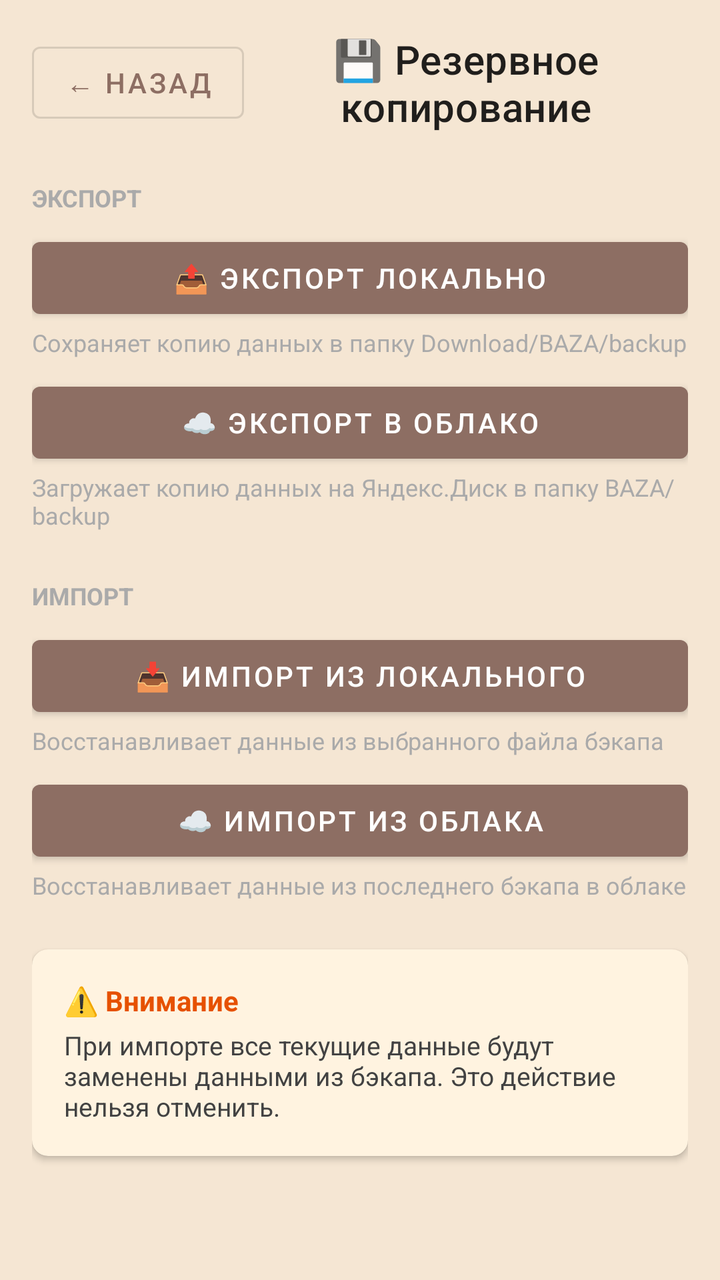
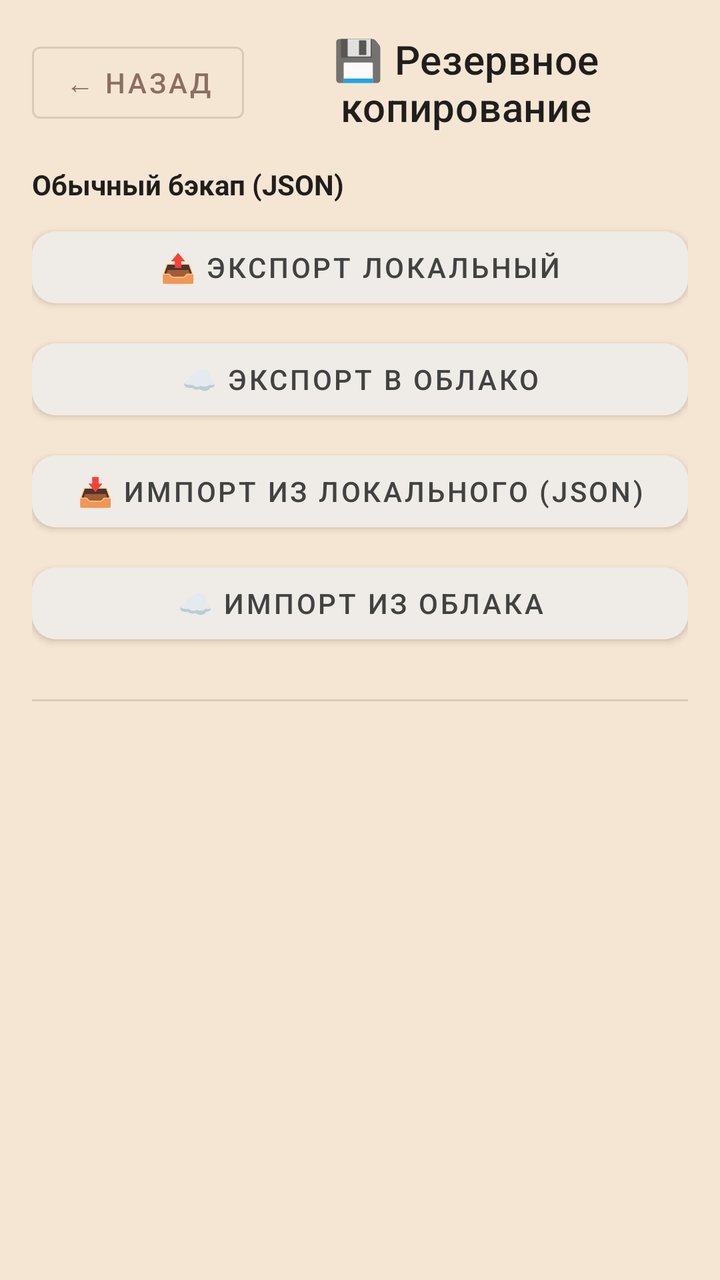

Before-and-after screenshots of an Android layout around one commit, followed by the original layout XML and the change that was made.
<!-- AndroidManifest.xml: application theme Theme.BAZA -->
<!-- res/layout/activity_backup.xml -->
<?xml version="1.0" encoding="utf-8"?>
<ScrollView xmlns:android="http://schemas.android.com/apk/res/android"
    xmlns:app="http://schemas.android.com/apk/res-auto"
    android:layout_width="match_parent"
    android:layout_height="match_parent"
    android:fillViewport="true">

    <LinearLayout
        android:layout_width="match_parent"
        android:layout_height="wrap_content"
        android:orientation="vertical"
        android:padding="16dp">

        
        
        
        <LinearLayout
            android:layout_width="match_parent"
            android:layout_height="wrap_content"
            android:orientation="horizontal"
            android:layout_marginBottom="16dp"
            android:gravity="center_vertical">

            <Button
                android:id="@+id/btnBack"
                android:layout_width="wrap_content"
                android:layout_height="wrap_content"
                android:text="← Назад"
                style="@style/Widget.MaterialComponents.Button.OutlinedButton" />

            <TextView
                android:layout_width="0dp"
                android:layout_height="wrap_content"
                android:layout_weight="1"
                android:text="💾 Резервное копирование"
                android:textAppearance="?attr/textAppearanceHeadline6"
                android:gravity="center" />
        </LinearLayout>

        
        
        
        <TextView
            android:layout_width="match_parent"
            android:layout_height="wrap_content"
            android:text="ЭКСПОРТ"
            android:textSize="12sp"
            android:textStyle="bold"
            android:textColor="@android:color/darker_gray"
            android:layout_marginTop="8dp"
            android:layout_marginBottom="8dp" />

        <Button
            android:id="@+id/btnExportLocal"
            android:layout_width="match_parent"
            android:layout_height="wrap_content"
            android:text="📤 Экспорт локально" />

        <TextView
            android:layout_width="match_parent"
            android:layout_height="wrap_content"
            android:text="Сохраняет копию данных в папку Download/BAZA/backup"
            android:textSize="12sp"
            android:textColor="@android:color/darker_gray"
            android:layout_marginBottom="8dp" />

        <Button
            android:id="@+id/btnExportCloud"
            android:layout_width="match_parent"
            android:layout_height="wrap_content"
            android:text="☁️ Экспорт в облако" />

        <TextView
            android:layout_width="match_parent"
            android:layout_height="wrap_content"
            android:text="Загружает копию данных на Яндекс.Диск в папку BAZA/backup"
            android:textSize="12sp"
            android:textColor="@android:color/darker_gray"
            android:layout_marginBottom="24dp" />

        
        
        
        <TextView
            android:layout_width="match_parent"
            android:layout_height="wrap_content"
            android:text="ИМПОРТ"
            android:textSize="12sp"
            android:textStyle="bold"
            android:textColor="@android:color/darker_gray"
            android:layout_marginBottom="8dp" />

        <Button
            android:id="@+id/btnImportLocal"
            android:layout_width="match_parent"
            android:layout_height="wrap_content"
            android:text="📥 Импорт из локального" />

        <TextView
            android:layout_width="match_parent"
            android:layout_height="wrap_content"
            android:text="Восстанавливает данные из выбранного файла бэкапа"
            android:textSize="12sp"
            android:textColor="@android:color/darker_gray"
            android:layout_marginBottom="8dp" />

        <Button
            android:id="@+id/btnImportCloud"
            android:layout_width="match_parent"
            android:layout_height="wrap_content"
            android:text="☁️ Импорт из облака" />

        <TextView
            android:layout_width="match_parent"
            android:layout_height="wrap_content"
            android:text="Восстанавливает данные из последнего бэкапа в облаке"
            android:textSize="12sp"
            android:textColor="@android:color/darker_gray"
            android:layout_marginBottom="24dp" />

        
        
        
        <androidx.cardview.widget.CardView
            android:layout_width="match_parent"
            android:layout_height="wrap_content"
            app:cardCornerRadius="8dp"
            app:cardElevation="2dp"
            app:cardBackgroundColor="#FFF3E0">

            <LinearLayout
                android:layout_width="match_parent"
                android:layout_height="wrap_content"
                android:orientation="vertical"
                android:padding="16dp">

                <TextView
                    android:layout_width="wrap_content"
                    android:layout_height="wrap_content"
                    android:text="⚠️ Внимание"
                    android:textSize="14sp"
                    android:textStyle="bold"
                    android:textColor="#E65100" />

                <TextView
                    android:layout_width="match_parent"
                    android:layout_height="wrap_content"
                    android:text="При импорте все текущие данные будут заменены данными из бэкапа. Это действие нельзя отменить."
                    android:textSize="13sp"
                    android:textColor="#424242"
                    android:layout_marginTop="4dp" />
            </LinearLayout>
        </androidx.cardview.widget.CardView>

        
        <View
            android:layout_width="match_parent"
            android:layout_height="16dp" />

    </LinearLayout>
</ScrollView>
<!-- resources referenced by this layout -->
<resources>
  <style name="Theme.BAZA" parent="Theme.MaterialComponents.DayNight.NoActionBar">
          <item name="colorPrimary">@color/colorPrimary</item>
          <item name="colorPrimaryDark">@color/colorPrimaryDark</item>
          <item name="colorAccent">@color/colorAccent</item>
  
          
          <item name="android:windowBackground">@color/windowBackground</item>
          <item name="android:colorBackground">@color/windowBackground</item>
          <item name="colorSurface">@color/windowBackground</item>
      </style>
  <color name="colorPrimary">#8D6E63</color>
  <color name="colorPrimaryDark">#6D4C41</color>
  <color name="colorAccent">#C97B63</color>
  <color name="windowBackground">#F5E6D3</color>
</resources>

<!-- the commit's change to res/layout/activity_backup.xml (unified diff, before → after) -->
@@ -43,115 +43,114 @@
         <TextView
             android:layout_width="match_parent"
             android:layout_height="wrap_content"
-            android:text="ЭКСПОРТ"
-            android:textSize="12sp"
+            android:text="Обычный бэкап (JSON)"
+            android:textSize="14sp"
             android:textStyle="bold"
-            android:textColor="@android:color/darker_gray"
-            android:layout_marginTop="8dp"
+            android:textColor="?android:attr/textColorPrimary"
             android:layout_marginBottom="8dp" />
 
-        <Button
+        <com.google.android.material.button.MaterialButton
             android:id="@+id/btnExportLocal"
             android:layout_width="match_parent"
             android:layout_height="wrap_content"
-            android:text="📤 Экспорт локально" />
-
-        <TextView
-            android:layout_width="match_parent"
-            android:layout_height="wrap_content"
-            android:text="Сохраняет копию данных в папку Download/BAZA/backup"
-            android:textSize="12sp"
-            android:textColor="@android:color/darker_gray"
+            android:text="📤 Экспорт локальный"
+            android:backgroundTint="#EFEBE6"
+            android:textColor="#424242"
+            app:cornerRadius="12dp"
             android:layout_marginBottom="8dp" />
 
-        <Button
+        <com.google.android.material.button.MaterialButton
             android:id="@+id/btnExportCloud"
             android:layout_width="match_parent"
             android:layout_height="wrap_content"
-            android:text="☁️ Экспорт в облако" />
+            android:text="☁️ Экспорт в облако"
+            android:backgroundTint="#EFEBE6"
+            android:textColor="#424242"
+            app:cornerRadius="12dp"
+            android:layout_marginBottom="8dp" />
 
-        <TextView
+        <com.google.android.material.button.MaterialButton
+            android:id="@+id/btnImportLocal"
             android:layout_width="match_parent"
             android:layout_height="wrap_content"
-            android:text="Загружает копию данных на Яндекс.Диск в папку BAZA/backup"
-            android:textSize="12sp"
-            android:textColor="@android:color/darker_gray"
+            android:text="📥 Импорт из локального (JSON)"
+            android:backgroundTint="#EFEBE6"
+            android:textColor="#424242"
+            app:cornerRadius="12dp"
+            android:layout_marginBottom="8dp" />
+
+        <com.google.android.material.button.MaterialButton
+            android:id="@+id/btnImportCloud"
+            android:layout_width="match_parent"
+            android:layout_height="wrap_content"
+            android:text="☁️ Импорт из облака"
+            android:backgroundTint="#EFEBE6"
+            android:textColor="#424242"
+            app:cornerRadius="12dp"
             android:layout_marginBottom="24dp" />
 
         
         
         
-        <TextView
+        <View
             android:layout_width="match_parent"
-            android:layout_height="wrap_content"
-            android:text="ИМПОРТ"
-            android:textSize="12sp"
-            android:textStyle="bold"
-            android:textColor="@android:color/darker_gray"
-            android:layout_marginBottom="8dp" />
-
-        <Button
-            android:id="@+id/btnImportLocal"
-            android:layout_width="match_parent"
-            android:layout_height="wrap_content"
-            android:text="📥 Импорт из локального" />
-
-        <TextView
-            android:layout_width="match_parent"
-            android:layout_height="wrap_content"
-            android:text="Восстанавливает данные из выбранного файла бэкапа"
-            android:textSize="12sp"
-            android:textColor="@android:color/darker_gray"
-            android:layout_marginBottom="8dp" />
-
-        <Button
-            android:id="@+id/btnImportCloud"
-            android:layout_width="match_parent"
-            android:layout_height="wrap_content"
-            android:text="☁️ Импорт из облака" />
-
-        <TextView
-            android:layout_width="match_parent"
-            android:layout_height="wrap_content"
-            android:text="Восстанавливает данные из последнего бэкапа в облаке"
-            android:textSize="12sp"
-            android:textColor="@android:color/darker_gray"
-            android:layout_marginBottom="24dp" />
+            android:layout_height="1dp"
+            android:background="?android:attr/listDivider"
+            android:layout_marginBottom="16dp" />
 
         
         
         
-        <androidx.cardview.widget.CardView
+        
+        <LinearLayout
+            android:id="@+id/llFullBackupBlock"
             android:layout_width="match_parent"
             android:layout_height="wrap_content"
-            app:cardCornerRadius="8dp"
-            app:cardElevation="2dp"
-            app:cardBackgroundColor="#FFF3E0">
+            android:orientation="vertical"
+            android:visibility="gone"
+            android:background="#FFF3E0"
+            android:padding="12dp"
+            android:layout_marginBottom="16dp">
 
-            <LinearLayout
+            <TextView
                 android:layout_width="match_parent"
                 android:layout_height="wrap_content"
-                android:orientation="vertical"
-                android:padding="16dp">
+                android:text="⚠️ Полный бэкап (с фото)"
+                android:textSize="14sp"
+                android:textStyle="bold"
+                android:textColor="#E65100"
+                android:layout_marginBottom="8dp" />
 
-                <TextView
-                    android:layout_width="wrap_content"
-                    android:layout_height="wrap_content"
-                    android:text="⚠️ Внимание"
-                    android:textSize="14sp"
-                    android:textStyle="bold"
-                    android:textColor="#E65100" />
+            <TextView
+                android:layout_width="match_parent"
+                android:layout_height="wrap_content"
+                android:text="ZIP-архив: предметы, папки, задачи, история, настройки и все фотографии. Галерея и логи не включаются. Доступно только Алексею."
+                android:textSize="12sp"
+                android:textColor="#5D4037"
+                android:layout_marginBottom="12dp" />
 
-                <TextView
-                    android:layout_width="match_parent"
-                    android:layout_height="wrap_content"
-                    android:text="При импорте все текущие данные будут заменены данными из бэкапа. Это действие нельзя отменить."
-                    android:textSize="13sp"
-                    android:textColor="#424242"
-                    android:layout_marginTop="4dp" />
-            </LinearLayout>
-        </androidx.cardview.widget.CardView>
+            <com.google.android.material.button.MaterialButton
+                android:id="@+id/btnFullBackupExport"
+                android:layout_width="match_parent"
+                android:layout_height="wrap_content"
+                android:text="💾 Полный бэкап (с фото)"
+                android:backgroundTint="#FFB74D"
+                android:textColor="#000000"
+                app:cornerRadius="12dp"
+                android:layout_marginBottom="8dp" />
 
+            <com.google.android.material.button.MaterialButton
+                android:id="@+id/btnFullBackupImport"
+                android:layout_width="match_parent"
+                android:layout_height="wrap_content"
+                android:text="📥 Восстановить из полного бэкапа"
+                android:backgroundTint="#EF9A9A"
+                android:textColor="#000000"
+                app:cornerRadius="12dp" />
+        </LinearLayout>
+
+        
+        
         
         <View
             android:layout_width="match_parent"
